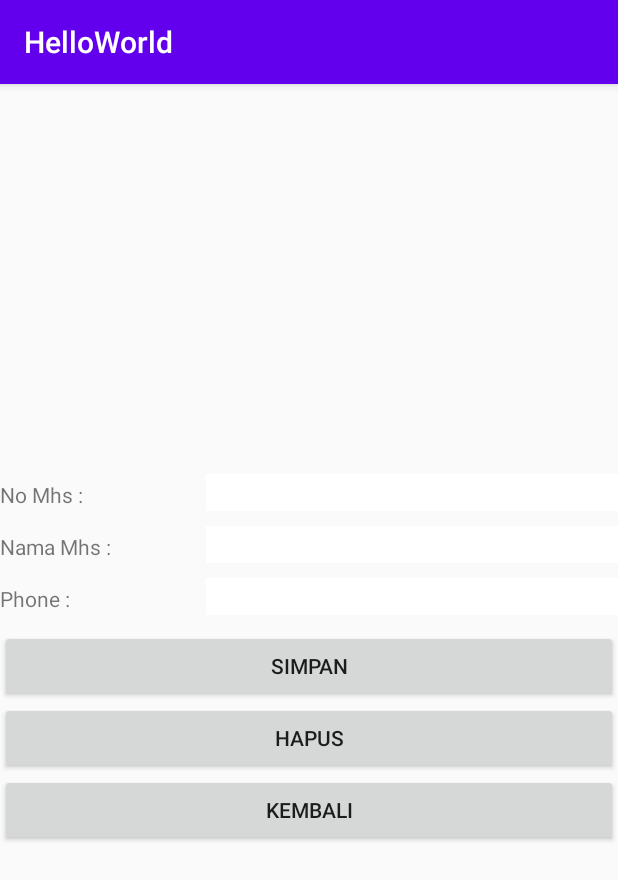
After one commit to yosuaardi/HelloWorldProject, an Android app: the MahasiswaActivity screen opened directly, with no data from a screen before it, on a phone screen of 412 x 824 dp. The commit adds this screen. Shown: the top 880 px of the screen. Run offline under Robolectric (Android 15) with nearby library versions, the phone set to English and light mode, and no system bars; our stand-ins replace Firebase (no records; nobody signed in at launch, a user with empty details on screens opened directly); 1 statement that could not run was skipped.

Commit message:
- add feat: manajemen mahasiswa dengan firebase firestore

```diff
--- a/app/src/main/AndroidManifest.xml
+++ b/app/src/main/AndroidManifest.xml
@@ -13,6 +13,7 @@
         android:supportsRtl="true"
         android:theme="@style/AppTheme">
         <activity android:name=".HomeActivity"></activity>
+        <activity android:name=".MahasiswaActivity"></activity>
         <activity android:name=".LoginActivity">
             <intent-filter>
                 <action android:name="android.intent.action.MAIN" />
--- /dev/null
+++ b/app/src/main/java/com/example/helloworld/MahasiswaActivity.java
@@ -0,0 +1,149 @@
+package com.example.helloworld;
+
+import android.content.Intent;
+import android.os.Bundle;
+import android.util.Log;
+import android.view.View;
+import android.widget.Button;
+import android.widget.EditText;
+import android.widget.Toast;
+
+import androidx.annotation.NonNull;
+import androidx.appcompat.app.AppCompatActivity;
+
+import com.google.android.gms.tasks.OnCompleteListener;
+import com.google.android.gms.tasks.OnFailureListener;
+import com.google.android.gms.tasks.OnSuccessListener;
+import com.google.android.gms.tasks.Task;
+import com.google.firebase.firestore.DocumentReference;
+import com.google.firebase.firestore.DocumentSnapshot;
+import com.google.firebase.firestore.FirebaseFirestore;
+import com.google.firebase.firestore.QueryDocumentSnapshot;
+import com.google.firebase.firestore.QuerySnapshot;
+
+public class MahasiswaActivity extends AppCompatActivity {
+    private EditText txtNama;
+    private EditText txtNim;
+    private EditText txtPhone;
+    private Button btnSimpan;
+    private Button btnHapus;
+    private Button btnKembali;
+    FirebaseFirestore db = FirebaseFirestore.getInstance();
+
+    protected void onCreate(Bundle savedInstanceState) {
+        super.onCreate(savedInstanceState);
+        Log.d("success", "Testing");
+        setContentView(R.layout.activity_mahasiswa);
+        String getState = getIntent().getStringExtra("STATE");
+        txtNama = findViewById(R.id.namaMhs);
+        txtNim = findViewById(R.id.noMhs);
+        txtPhone = findViewById(R.id.phoneMhs);
+        btnHapus = findViewById(R.id.hapusButton);
+        btnSimpan = findViewById(R.id.simpanButton);
+        btnKembali = findViewById(R.id.backButton);
+        btnSimpan.setOnClickListener(new View.OnClickListener() {
+            @Override
+            public void onClick(View v) {
+                //sanity check
+                if (!txtNim.getText().toString().isEmpty() && !txtNama.getText().toString().isEmpty()) {
+                    tambahMahasiswa();
+                } else {
+                    Toast.makeText(getApplicationContext(), "No dan Nama Mhs tidak boleh kosong",
+                            Toast.LENGTH_SHORT).show();
+                }
+            }
+        });
+        btnHapus.setOnClickListener(new View.OnClickListener() {
+            @Override
+            public void onClick(View v) {
+                deleteDataMahasiswa();
+            }
+        });
+        btnKembali.setOnClickListener(new View.OnClickListener() {
+            @Override
+            public void onClick(View v) {
+               kembali();
+            }
+        });
+        if(getState.equals("Edit")){
+            getDataMahasiswa();
+        }
+    }
+
+    private void deleteDataMahasiswa() {
+        String getDoc = getIntent().getStringExtra("DOC");
+        db.collection("mahasiswa").document(getDoc)
+                .delete()
+                .addOnSuccessListener(new OnSuccessListener<Void>() {
+                    @Override
+                    public void onSuccess(Void aVoid) {
+                        txtNama.setText("");
+                        txtNim.setText("");
+                        txtPhone.setText("");
+                        Toast.makeText(getApplicationContext(), "Mahasiswa berhasil dihapus",
+                                Toast.LENGTH_SHORT).show();
+                    }
+                })
+                .addOnFailureListener(new OnFailureListener() {
+                    @Override
+                    public void onFailure(@NonNull Exception e) {
+                        Toast.makeText(getApplicationContext(), "Error deleting document: " + e.getMessage(),
+                                Toast.LENGTH_SHORT).show();
+                    }
+                });
+    }
+
+    private void tambahMahasiswa() {
+        Mahasiswa mhs = new Mahasiswa(txtNim.getText().toString(),
+                txtNama.getText().toString(),
+                txtPhone.getText().toString());
+        String namaDoc = "mhs"+txtNim.getText().toString();
+        db.collection("mahasiswa").document(namaDoc).set(mhs)
+                .addOnSuccessListener(new OnSuccessListener<Void>() {
+                    @Override
+                    public void onSuccess(Void aVoid) {
+                        Toast.makeText(getApplicationContext(), "Mahasiswa berhasil didaftarkan", Toast.LENGTH_SHORT).show();
+                    }
+                })
+                .addOnFailureListener(new OnFailureListener() {
+                    @Override
+                    public void onFailure(@NonNull Exception e) {
+                        Toast.makeText(getApplicationContext(), "ERROR" + e.toString(), Toast.LENGTH_SHORT).show();
+                        Log.d("TAG", e.toString());
+                    }
+                });
+    }
+
+    private void getDataMahasiswa() {
+        String getDoc = getIntent().getStringExtra("DOC");
+        db.collection("mahasiswa").document(getDoc)
+                .get()
+                .addOnCompleteListener(new OnCompleteListener<DocumentSnapshot>() {
+                    @Override
+                    public void onComplete(@NonNull Task<DocumentSnapshot> task) {
+                        if (task.isSuccessful()) {
+                            DocumentSnapshot document = task.getResult();
+                            if (document.exists()) {
+                                //Mahasiswa mhs = document.toObject(Mahasiswa.class);
+                                String nama = (String) document.getData().get("nama");
+                                String nim = (String) document.getData().get("nim");
+                                String nohp = (String) document.getData().get("phone");
+                                Mahasiswa mhs = new Mahasiswa(nim, nama, nohp);
+                                txtNim.setText(mhs.getNim());
+                                txtNama.setText(mhs.getNama());
+                                txtPhone.setText(mhs.getPhone());
+                            } else {
+                                Toast.makeText(getApplicationContext(), "Document tidak ditemukan", Toast.LENGTH_SHORT).show();
+                            }
+                        } else {
+                            Log.w("DataMahasiswa", "Error getting documents.", task.getException());
+                        }
+                    }
+                });
+    }
+
+    private void kembali(){
+        Intent intent = new Intent(this, HomeActivity.class);
+        startActivity(intent);
+    }
+}
--- /dev/null
+++ b/app/src/main/res/layout/activity_mahasiswa.xml
@@ -0,0 +1,76 @@
+<?xml version="1.0" encoding="utf-8"?>
+<LinearLayout xmlns:android="http://schemas.android.com/apk/res/android"
+    android:layout_width="match_parent"
+    android:layout_height="match_parent"
+    xmlns:tools="http://schemas.android.com/tools"
+    android:gravity="center_vertical"
+    tools:context=".MahasiswaActivity"
+    android:orientation="vertical">
+
+    <LinearLayout
+        android:layout_width="match_parent"
+        android:layout_height="wrap_content">
+        <TextView
+            android:text="No Mhs : "
+            android:layout_weight="0.5"
+            android:layout_width="0dp"
+            android:layout_marginBottom="10dp"
+            android:layout_height="wrap_content"/>
+        <EditText
+            android:id="@+id/noMhs"
+            android:layout_weight="1"
+            android:layout_width="0dp"
+            android:layout_marginBottom="10dp"
+            android:background="@color/colorWhite"
+            android:layout_height="wrap_content"/>
+    </LinearLayout>
+    <LinearLayout
+        android:layout_width="match_parent"
+        android:layout_height="wrap_content">
+        <TextView
+            android:text="Nama Mhs : "
+            android:layout_weight="0.5"
+            android:layout_width="0dp"
+            android:layout_marginBottom="10dp"
+            android:layout_height="wrap_content"/>
+        <EditText
+            android:id="@+id/namaMhs"
+            android:layout_weight="1"
+            android:layout_width="0dp"
+            android:layout_marginBottom="10dp"
+            android:background="@color/colorWhite"
+            android:layout_height="wrap_content"/>
+    </LinearLayout>
+    <LinearLayout
+        android:layout_width="match_parent"
+        android:layout_height="wrap_content">
+        <TextView
+            android:text="Phone : "
+            android:layout_weight="0.5"
+            android:layout_width="0dp"
+            android:layout_marginBottom="10dp"
+            android:layout_height="wrap_content"/>
+        <EditText
+            android:id="@+id/phoneMhs"
+            android:layout_weight="1"
+            android:layout_width="0dp"
+            android:layout_marginBottom="10dp"
+            android:background="@color/colorWhite"
+            android:layout_height="wrap_content"/>
+    </LinearLayout>
+    <Button
+        android:id="@+id/simpanButton"
+        android:text="Simpan"
+        android:layout_width="match_parent"
+        android:layout_height="wrap_content"/>
+    <Button
+        android:id="@+id/hapusButton"
+        android:text="Hapus"
+        android:layout_width="match_parent"
+        android:layout_height="wrap_content"/>
+    <Button
+        android:id="@+id/backButton"
+        android:text="Kembali"
+        android:layout_width="match_parent"
+        android:layout_height="wrap_content"/>
+</LinearLayout>
--- a/app/src/main/res/values/colors.xml
+++ b/app/src/main/res/values/colors.xml
@@ -4,4 +4,5 @@
     <color name="colorPrimaryDark">#3700B3</color>
     <color name="colorAccent">#03DAC5</color>
     <color name="colorWhite">#FFFFFF</color>
+    <color name="colorBlue">#C6E2FF</color>
 </resources>
--- a/build.gradle
+++ b/build.gradle
@@ -5,8 +5,8 @@ buildscript {
         jcenter()
     }
     dependencies {
-        classpath "com.android.tools.build:gradle:4.0.1"
-
+        classpath 'com.android.tools.build:gradle:4.1.1'
+        classpath 'com.google.gms:google-services:4.3.4'
         // NOTE: Do not place your application dependencies here; they belong
         // in the individual module build.gradle files
     }
```
Also changed, not shown: app/build.gradle (+7 -3 lines), app/src/main/java/com/example/helloworld/FragmentBottom.java (+77 -2 lines), app/src/main/java/com/example/helloworld/HomeActivity.java (+0 -19 lines), app/src/main/java/com/example/helloworld/LoginActivity.java (+12 -11 lines), app/src/main/java/com/example/helloworld/Mahasiswa.java (added, +37 -0 lines), app/src/main/java/com/example/helloworld/MahasiswaAdapter.java (added, +86 -0 lines), app/src/main/res/layout/activity_signup.xml (added, +96 -0 lines), app/src/main/res/layout/fragment_bottom.xml (+17 -5 lines), app/src/main/res/layout/mahasiswa_item.xml (added, +71 -0 lines), gradle/wrapper/gradle-wrapper.properties, 1 other file.
